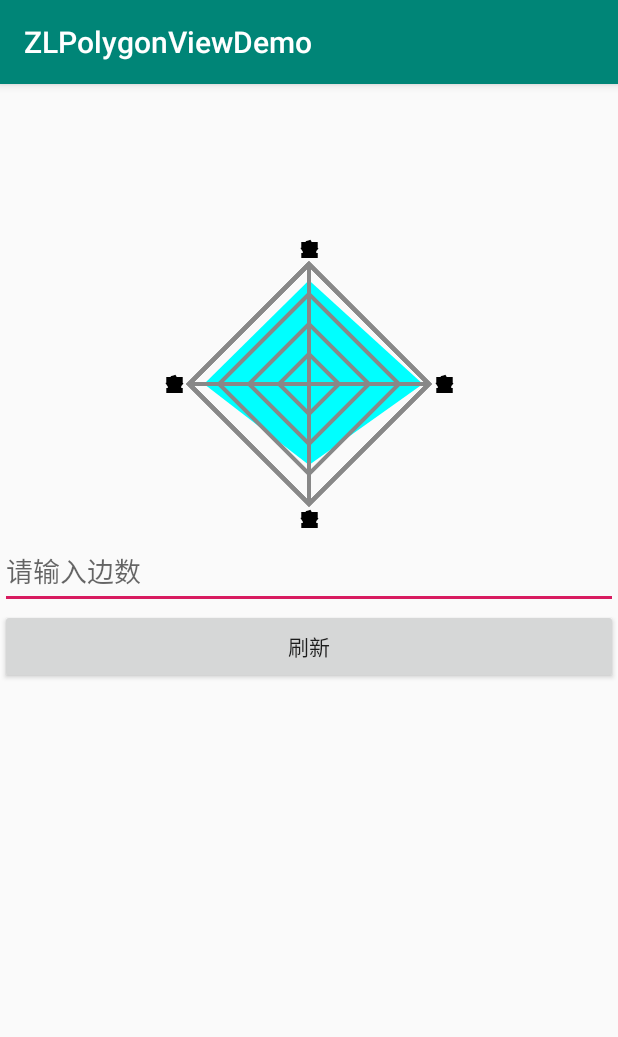
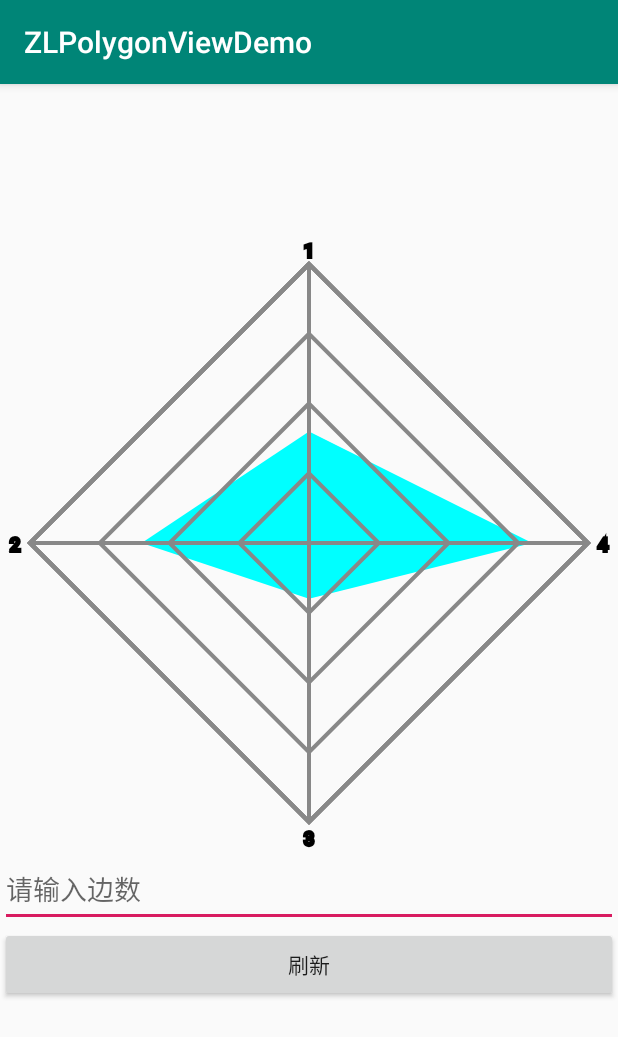
Before and after one commit to czl0325/ZLPolygonView-Android, an Android app: the screen it shows after launch (MainActivity), on a phone screen of 412 x 824 dp. Shown: the top 1037 px of the screen. Run offline under Robolectric (Android 15) with nearby library versions, the phone set to English and light mode, and no system bars.

Commit message:
1.0.1版本

```diff
--- a/app/src/main/java/com/github/zlpolygonviewdemo/MainActivity.java
+++ b/app/src/main/java/com/github/zlpolygonviewdemo/MainActivity.java
@@ -24,11 +24,14 @@ public class MainActivity extends AppCompatActivity {
 
         editText = findViewById(R.id.edit);
         polygonView = findViewById(R.id.polygonview);
-        List<Float> values = new ArrayList<>();
-        for (int i=0; i<4; i++) {
-            values.add((float) (Math.random()*50/100+0.5));
-        }
-        polygonView.setPolygonValues(values);
+//        List<Float> values = new ArrayList<>();
+//        for (int i=0; i<4; i++) {
+//            values.add((float) (Math.random()*50/100+0.5));
+//        }
+//        polygonView.setPolygonValues(values);
+        String json = "[{\"text\":\"1\",\"value\":\"0.4\"},{\"text\":\"2\",\"value\":\"0.6\"}," +
+                "{\"text\":\"3\",\"value\":\"0.2\"},{\"text\":\"4\",\"value\":\"0.8\"}]";
+        polygonView.setJsonString(json);
         polygonView.setOnClickPolygonListeren(new ZLPolygonView.onClickPolygonListeren() {
             @Override
             public void onClickPolygon(MotionEvent event, int index) {
--- a/app/src/main/res/layout/activity_main.xml
+++ b/app/src/main/res/layout/activity_main.xml
@@ -10,8 +10,8 @@
 
     <com.github.zlpolygonview.ZLPolygonView
         android:id="@+id/polygonview"
-        android:layout_width="200dp"
-        android:layout_height="200dp"
+        android:layout_width="wrap_content"
+        android:layout_height="wrap_content"
         android:layout_marginTop="100dp"/>
 
     <EditText
--- a/zlpolygonview/build.gradle
+++ b/zlpolygonview/build.gradle
@@ -31,6 +31,7 @@ dependencies {
     testImplementation 'junit:junit:4.12'
     androidTestImplementation 'com.android.support.test:runner:1.0.2'
     androidTestImplementation 'com.android.support.test.espresso:espresso-core:3.0.2'
+    implementation 'com.google.code.gson:gson:2.8.5'
 }
 
 
@@ -47,7 +48,7 @@ group = "com.github.czl0325"
 //发布到JCenter上的项目名字，必须填写
 def libName = "ZLPolygonView"
 // 版本号，下次更新是只需要更改版本号即可
-version = "1.0.0"
+version = "1.0.1"
 /**  上面配置后上传至jcenter后的编译路径是这样的： compile 'com.github.czl0325:ZLDotProgressbar:0.0.4'  **/
 
 //生成源文件
--- a/zlpolygonview/src/main/java/com/github/zlpolygonview/ZLPolygonView.java
+++ b/zlpolygonview/src/main/java/com/github/zlpolygonview/ZLPolygonView.java
@@ -15,8 +15,17 @@ import android.util.Log;
 import android.view.MotionEvent;
 import android.view.View;
 
+import com.google.gson.Gson;
+import com.google.gson.reflect.TypeToken;
+
+import org.json.JSONArray;
+import org.json.JSONException;
+import org.json.JSONObject;
+
+import java.lang.reflect.Type;
 import java.util.ArrayList;
 import java.util.List;
+import java.util.Map;
 
 public class ZLPolygonView extends View {
     private Paint mPaint;
@@ -29,8 +38,8 @@ public class ZLPolygonView extends View {
     private int mDotNumber;
     private int mEdgeNumber;
 
-    private List<Float> mPolygonValues;
-    private List<String> mTextLabels;
+    private List<Float> mPolygonValues = new ArrayList<>();
+    private List<String> mTextLabels = new ArrayList<>();
     private int mTextSize;
 
     private List<Point> mOuterPoints;
@@ -72,19 +81,61 @@ public class ZLPolygonView extends View {
         mPath = new Path();
     }
 
-
     public void setPolygonValues(List<Float> polygonValues) {
         if (polygonValues.size() < 3) {
             return;
         }
-        mPolygonValues = polygonValues;
+        mPolygonValues.clear();
+        mPolygonValues.addAll(polygonValues);
         mDotNumber = mPolygonValues.size();
         postInvalidate();
     }
 
     public void setTextLabels(List<String> textLabels) {
-        mTextLabels = textLabels;
+        mTextLabels.clear();
+        mTextLabels.addAll(textLabels);
         postInvalidate();
+    }
+
+    public void setInnerColor(int innerColor) {
+        this.mInnerColor = innerColor;
+        postInvalidate();
+    }
+
+    public void setLineColor(int lineColor) {
+        this.mLineColor = lineColor;
+        postInvalidate();
+    }
+
+    public void setLineWidth(int lineWidth) {
+        this.mLineWidth = lineWidth;
+        postInvalidate();
+    }
+
+    public void setDotNumber(int dotNumber) {
+        this.mDotNumber = dotNumber;
+        postInvalidate();
+    }
+
+    public void setEdgeNumber(int edgeNumber) {
+        this.mEdgeNumber = edgeNumber;
+        postInvalidate();
+    }
+
+    public void setJsonString(String jsonString) {
+        mPolygonValues.clear();
+        mTextLabels.clear();
+        Gson gson = new Gson();
+        Type listType = new TypeToken<List<ZLPolygonObject>>() {}.getType();
+        List<ZLPolygonObject> array = gson.fromJson(jsonString, listType);
+        for (int i=0; i<array.size(); i++) {
+            ZLPolygonObject object = array.get(i);
+            mTextLabels.add(object.getText());
+            mPolygonValues.add(object.getValue());
+        }
+        postInvalidate();
+        //List array2 =(ArrayList)JSONArray.toCollection(array, HashMap.class);
+        //System.out.println(array2);
     }
 
     @Override
@@ -96,7 +147,9 @@ public class ZLPolygonView extends View {
         int height = MeasureSpec.getSize(heightMeasureSpec);
         int heightMode = MeasureSpec.getMode(heightMeasureSpec);
 
-        setMeasuredDimension(width, height);
+        int minSize = Math.min(width, height);
+
+        setMeasuredDimension(minSize, minSize);
     }
 
     @Override
@@ -202,7 +255,7 @@ public class ZLPolygonView extends View {
                     point.y+mTextSize/2);
             Log.e("czl","第"+i+"个矩形:"+textRect.toString());
             float baseline = (textRect.bottom + textRect.top - fontMetrics.bottom - fontMetrics.top) / 2;
-            mPaint.setTextSize(sp2px(10));
+            mPaint.setTextSize(sp2px(12));
             mPaint.setTextAlign(Paint.Align.CENTER);
             mPaint.setStyle(Paint.Style.STROKE);
             mPaint.setColor(Color.BLACK);
@@ -221,7 +274,7 @@ public class ZLPolygonView extends View {
                             &&Math.abs(event.getY()-pt.y)<dp2px(context, 15)) {
                         if (onClickPolygonListeren != null) {
                             onClickPolygonListeren.onClickPolygon(event,i);
-                            //Log.e("czl","---"+event.getX()+"----"+event.getY() + "第" +i + "个点");
+                            Log.e("czl","---"+event.getX()+"----"+event.getY() + "第" +i + "个点");
                             break;
                         }
                     }
@@ -262,4 +315,25 @@ public class ZLPolygonView extends View {
     public interface onClickPolygonListeren {
         void onClickPolygon(MotionEvent event, int index);
     }
+
+    public static class ZLPolygonObject {
+        private String text;
+        private float value;
+
+        public String getText() {
+            return text;
+        }
+
+        public void setText(String text) {
+            this.text = text;
+        }
+
+        public float getValue() {
+            return value;
+        }
+
+        public void setValue(float value) {
+            this.value = value;
+        }
+    }
 }
```
